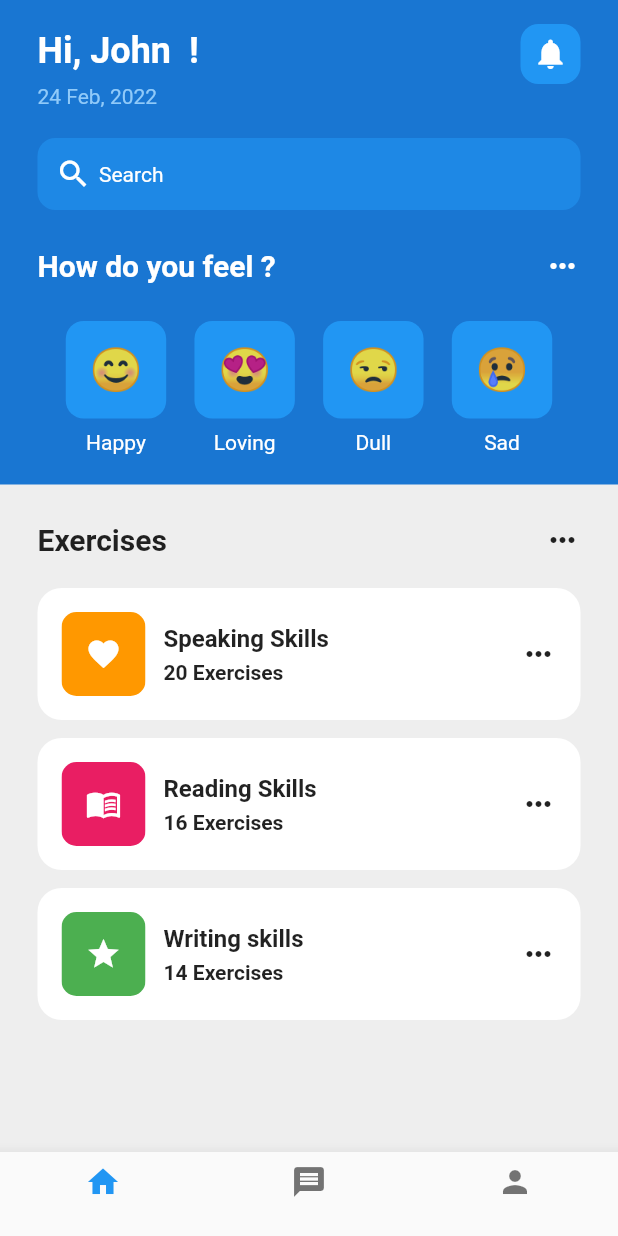
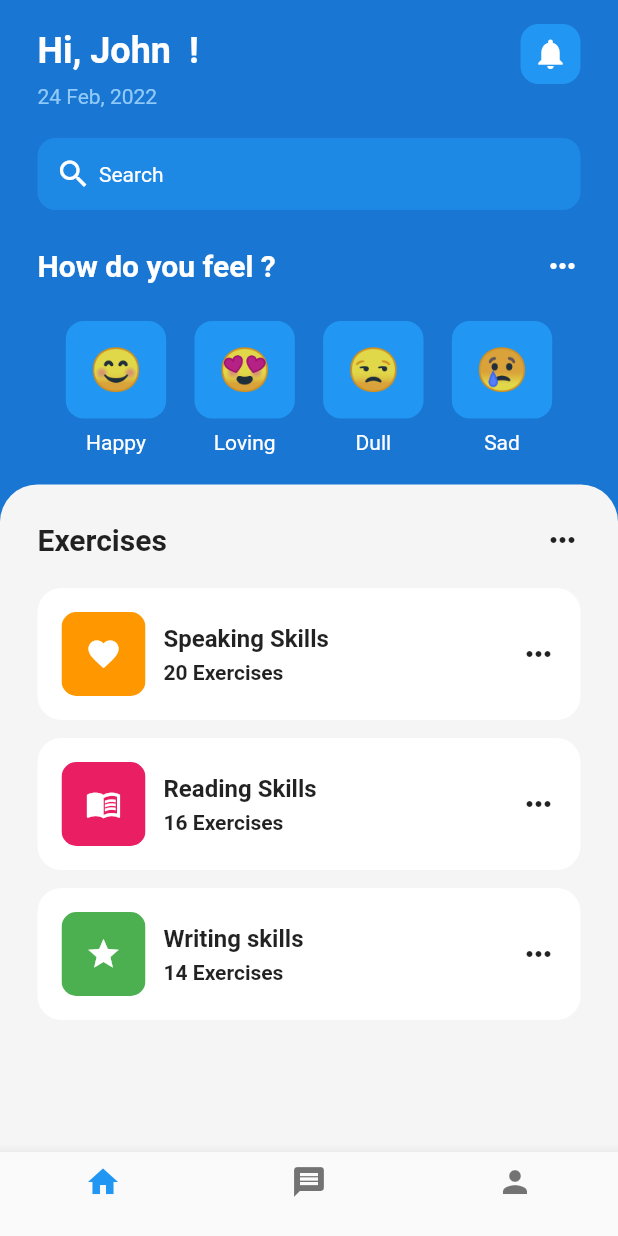
Before and after one commit to abhijithgkrishna/uitutorials, a Flutter app: the screen it shows after launch, on a phone screen of 412 x 824 dp. Run offline on Flutter 3.47's test engine with Material 2 defaults, Android fonts, the light colour scheme and no system bars.

Commit message:
fixed rounded edge problem

```diff
--- a/lib/pages/home_page.dart
+++ b/lib/pages/home_page.dart
@@ -202,8 +202,14 @@ class _HomePageState extends State<HomePage> {
             ),
             Expanded(
               child: Container(
+                decoration: BoxDecoration(
+                  color: Color.fromARGB(255, 245, 245, 245),
+                  borderRadius: BorderRadius.only(
+                    topLeft: Radius.circular(25),
+                    topRight: Radius.circular(25),
+                  ),
+                ),
                 padding: EdgeInsets.all(25),
-                color: Colors.grey[200],
                 child: Center(
                   child: Column(
                     children: [
```
